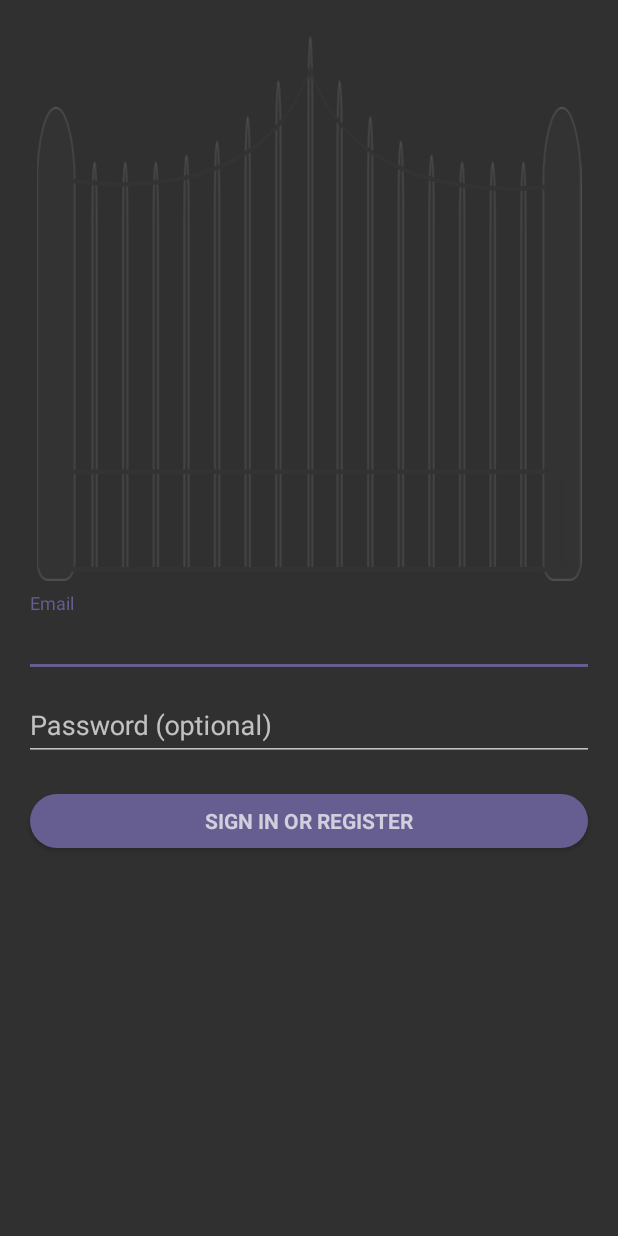
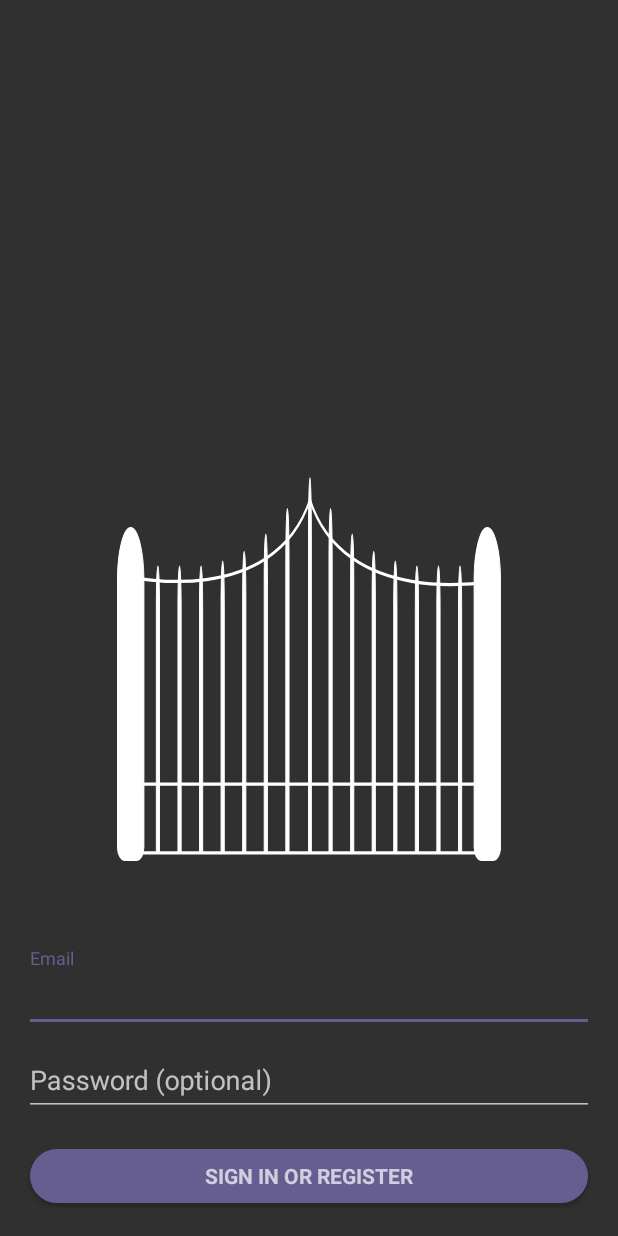
Before and after one commit to eskilop/Bookings-android, an Android app: the LoginActivity screen opened directly, with no data from a screen before it, on a phone screen of 412 x 824 dp. Run offline under Robolectric (Android 15) with nearby library versions, the phone set to English and light mode, and no system bars; 2 statements that could not run were skipped.

Commit message:
LoginActivity skel finalized

```diff
--- a/progetto/app/src/main/res/drawable/ic_gate.xml
+++ b/progetto/app/src/main/res/drawable/ic_gate.xml
@@ -2,6 +2,7 @@
     android:width="256dp"
     android:viewportHeight="234.5"
     android:viewportWidth="407"
+    android:tint="#FFF"
     xmlns:android="http://schemas.android.com/apk/res/android">
     <path android:fillColor="#333"
         android:pathData="M28.5,62.96c0,-17.66 -6.27,-32 -14,-32s-14,14.3 -14,32h0L0.5,226.03a8,8 0,0 0,8 8L20.53,234.03a8,8 0,0 0,8 -8L28.53,62.97Z"
--- a/progetto/app/src/main/res/layout/activity_login.xml
+++ b/progetto/app/src/main/res/layout/activity_login.xml
@@ -1,4 +1,6 @@
-<?xml version="1.0" encoding="utf-8"?><!--
+<?xml version="1.0" encoding="utf-8"?>
+
+<!--
   ~ Copyright 2018 Luca D'Amato
   ~
   ~ Licensed under the Apache License, Version 2.0 (the "License");
@@ -14,16 +16,11 @@
   ~ limitations under the License.
   -->
 
-<RelativeLayout xmlns:android="http://schemas.android.com/apk/res/android"
-    xmlns:app="http://schemas.android.com/apk/res-auto"
-    xmlns:tools="http://schemas.android.com/tools"
-    android:layout_width="wrap_content"
-    android:layout_height="wrap_content">
-
 <LinearLayout xmlns:android="http://schemas.android.com/apk/res/android"
     xmlns:tools="http://schemas.android.com/tools"
     android:layout_width="match_parent"
     android:layout_height="match_parent"
+    xmlns:app="http://schemas.android.com/apk/res-auto"
     android:gravity="bottom"
     android:orientation="vertical"
     android:paddingLeft="@dimen/activity_horizontal_margin"
@@ -43,26 +40,21 @@
 
     <ImageView
         android:id="@+id/gate_pic"
+        app:srcCompat="@drawable/ic_gate"
         android:layout_width="match_parent"
-            android:layout_height="379dp"
+        android:layout_height="wrap_content"
         android:layout_alignParentStart="true"
         android:layout_alignParentTop="true"
         android:layout_alignParentBottom="true"
-            android:layout_marginStart="0dp"
-            android:layout_marginTop="0dp"
-            android:layout_marginBottom="0dp"
+        android:layout_marginTop="50dp"
+        android:layout_marginBottom="50dp"
         android:contentDescription="TODO"
         android:padding="8dp"
-            app:srcCompat="@drawable/ic_gate"
         tools:srcCompat="@drawable/ic_gate" />
 
-        <ScrollView
-            android:id="@+id/login_form"
-            android:layout_width="match_parent"
-            android:layout_height="match_parent">
 
     <LinearLayout
-                android:id="@+id/email_login_form"
+        android:id="@+id/login_form"
         android:layout_width="match_parent"
         android:layout_height="wrap_content"
         android:orientation="vertical">
@@ -111,7 +103,4 @@
             android:textStyle="bold" />
 
     </LinearLayout>
-        </ScrollView>
-
 </LinearLayout>
-</RelativeLayout>
```
Also changed, not shown: 3 other files. Lines whose indentation alone changed are shown as unchanged.
